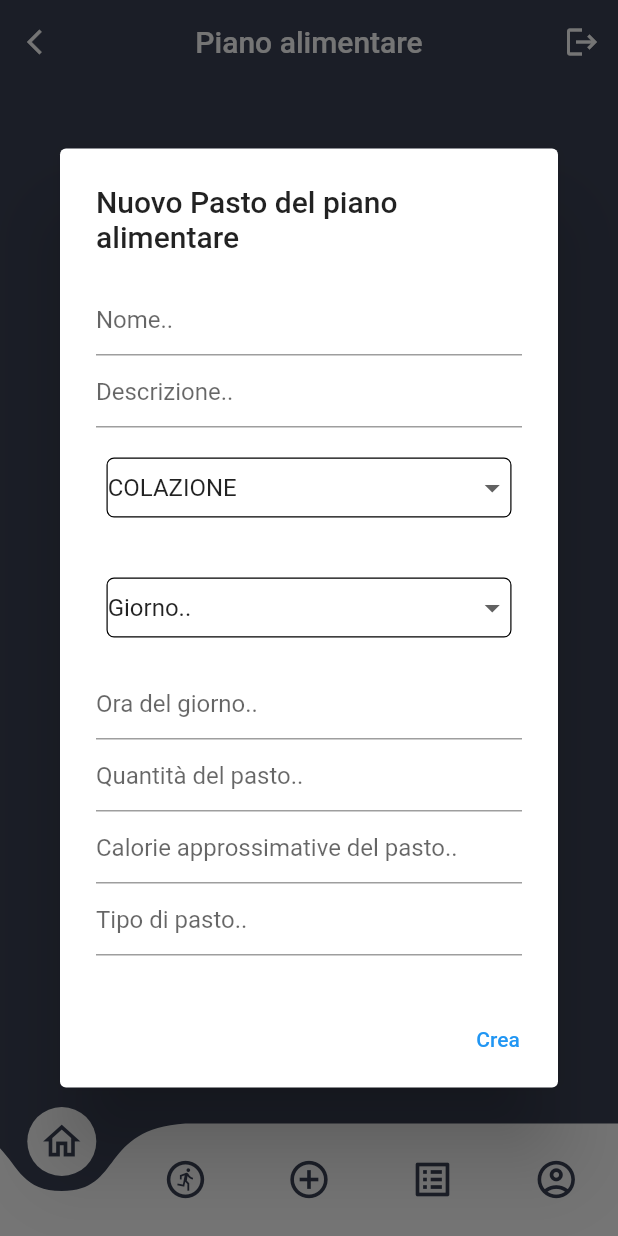
After one commit to rpiero99/HealthyApp, a Flutter app: the NuovoPianoAlimentarePage screen opened directly, after a tap on "Aggiungi Pasto", on a phone screen of 412 x 824 dp. The commit adds this screen. Run offline on Flutter 3.47's test engine with Material 2 defaults, Android fonts, the phone set to English and light mode, and no system bars; drawn by our look-alikes of curved_navigation_bar; our stand-ins replace cloud_firestore, firebase_auth, firebase_core, flutter_local_notifications, flutter_speed_dial, geolocator and 3 more; accounts and stored records are empty.

Commit message:
Add Anagrafica page, view Angrafica Page, Add Piano Alimentare page

```diff
--- a/lib/Model/Handlers/GestoreUtente.dart
+++ b/lib/Model/Handlers/GestoreUtente.dart
@@ -12,26 +12,26 @@ class GestoreUtente {
   final List<Pasto> _pastiOfDay = List.empty(growable: true);
 
   GestoreUtente._privateConstructor();
+
   static final instance = GestoreUtente._privateConstructor();
 
   List<Utente> get utenti => _utenti;
 
   List<PianoAlimentare> get piani => _piani;
 
-  Utente createUtente(
-          AnagraficaUtente anagrafica, String email) =>
-      Utente(anagrafica, email);
+  Utente createUtente(String id, AnagraficaUtente anagrafica, String email) =>
+      Utente(id, anagrafica, email);
 
-  AnagraficaUtente createAnagraficaUtente(int altezza, DateTime dataNascita, String nome,  double peso, String sesso)=>
-    AnagraficaUtente(altezza, dataNascita, nome, peso, sesso);
+  AnagraficaUtente createAnagraficaUtente(int altezza, DateTime dataNascita,
+          String nome, double peso, String sesso) =>
+      AnagraficaUtente(altezza, dataNascita, nome, peso, sesso);
 
-  addUtente(Utente utente) =>
-    _utenti.add(utente);
+  addUtente(Utente utente) => _utenti.add(utente);
 
-  removeUtente(Utente utente) =>
-    _utenti.remove(utente);
+  removeUtente(Utente utente) => _utenti.remove(utente);
 
-  PianoAlimentare createPianoAlimentare(DateTime dataFine, DateTime dataInizio, String descrizione, Utente utente) =>
+  PianoAlimentare createPianoAlimentare(DateTime dataFine, DateTime dataInizio,
+          String descrizione, Utente utente) =>
       PianoAlimentare(dataFine, dataInizio, descrizione, utente);
 
   addPianoAlimentare(PianoAlimentare piano) => _piani.add(piano);
@@ -41,7 +41,7 @@ class GestoreUtente {
   List<Pasto> get pastiOfDay => _pastiOfDay;
 
   //aggiunta di un pasto fatto in un certo giorno e che potrebbe essere incluso nel piano come no.
-  addPastoOfDay(Pasto pasto){
+  addPastoOfDay(Pasto pasto) {
     pastiOfDay.add(pasto);
   }
 }
--- a/lib/Model/Utente.dart
+++ b/lib/Model/Utente.dart
@@ -8,8 +8,7 @@ class Utente {
   AnagraficaUtente? _anagraficaUtente;
   String? _email;
 
-  Utente(this._anagraficaUtente, this._email){
-    id = IdGenerator.generate();
+  Utente(this._id, this._anagraficaUtente, this._email){
   }
 
   Utente.fromJson(Map<String, dynamic> json) {
--- a/lib/Pages/AddAnagraficaPage.dart
+++ b/lib/Pages/AddAnagraficaPage.dart
@@ -132,7 +132,7 @@ class AddAnagraficaPage extends StatelessWidget {
                             sessoController.text.isNotEmpty) {
 
                           anagraficaNew = c.createAnagraficaUtente(int.parse(altezaController.text), DateTime.parse(dataNascitaController.text), nomeController.text, double.parse(pesoController.text), sessoController.text);
-                          utenteNew = c.createUtente(anagraficaNew!, emailController.text);
+                          utenteNew = c.createUtente(getCurrentIdUser()!, anagraficaNew!, emailController.text);
                           ScaffoldMessenger.of(context).showSnackBar(
                               Constants.createSnackBar(
                                   'Utente creato correttamente.',
--- a/lib/Pages/AddSchedaPalestraPage.dart
+++ b/lib/Pages/AddSchedaPalestraPage.dart
@@ -1,13 +1,10 @@
 import 'package:firebase_auth/firebase_auth.dart';
-import 'package:fleva_icons/fleva_icons.dart';
-import 'package:flutter/cupertino.dart';
 import 'package:flutter/material.dart';
 import 'package:flutter/services.dart';
 import 'package:healthy_app/Model/Esercizio.dart';
 import 'package:healthy_app/Model/SchedaPalestra.dart';
 import 'package:healthy_app/Pages/Widgets/RoundedButton.dart';
 
-import '../Controller/HealthyAppController.dart';
 import '../Utils/Constants.dart';
 import 'HomePage.dart';
 import 'Widgets/InputWidget.dart';
--- /dev/null
+++ b/lib/Pages/NuovoPianoAlimentarePage.dart
@@ -0,0 +1,363 @@
+import 'package:curved_navigation_bar/curved_navigation_bar.dart';
+import 'package:firebase_auth/firebase_auth.dart';
+import 'package:flutter/material.dart';
+import 'package:flutter/services.dart';
+import 'package:healthy_app/Model/AnagraficaUtente.dart';
+import 'package:healthy_app/Model/CategoriaPasto.dart';
+import 'package:healthy_app/Model/PianoAlimentare.dart';
+import 'package:healthy_app/Model/Utente.dart';
+
+import '../Controller/HealthyAppController.dart';
+import '../Model/Pasto.dart';
+import '../Utils/Constants.dart';
+import 'HomePage.dart';
+import 'RegistrationPage.dart';
+import 'Widgets/InputWidget.dart';
+import 'Widgets/RoundedButton.dart';
+import 'Widgets/TopAppBar.dart';
+
+class NuovoPianoAlimentarePage extends StatelessWidget{
+  NuovoPianoAlimentarePage({Key? key}) : super(key: key);
+
+  TextEditingController dataInizioController = TextEditingController();
+  TextEditingController dataFineController = TextEditingController();
+  TextEditingController descrizioneController = TextEditingController();
+  TextEditingController calorieController = TextEditingController();
+  TextEditingController categoriaController = TextEditingController();
+  TextEditingController oraPastoController = TextEditingController();
+  TextEditingController giornoPastoController = TextEditingController();
+  TextEditingController descrizionePastoController = TextEditingController();
+  TextEditingController nomePastoController = TextEditingController();
+  TextEditingController quantitaController = TextEditingController();
+  TextEditingController typeController = TextEditingController();
+
+  final FirebaseAuth auth = FirebaseAuth.instance;
+  Utente? utente;
+  PianoAlimentare? pianoAlimentare;
+  List<Pasto> pasti = [];
+  String? giornoComboItem = 'Giorno..';
+  String? categoriaComboItem = 'Categoria pasto..';
+
+
+  Future<void> getCurrentUser() async {
+    final User? user = auth.currentUser;
+    String? uid = user?.uid;
+    utente = await Constants.controller.getUtenteById(uid!);
+    // here you write the codes to input the data into firestore
+  }
+  @override
+  Widget build(BuildContext context) {
+    getCurrentUser();
+    return Scaffold(
+        backgroundColor: Constants.backgroundColor,
+        appBar: makeTopAppBar(context, "Piano alimentare", Constants.controller),
+        bottomNavigationBar: CurvedNavigationBar(
+          backgroundColor: Constants.backgroundColor,
+          items: const <Widget>[
+            Icon(
+              Icons.home_outlined,
+              size: 30,
+              color: Constants.backgroundColor,
+            ),
+            Icon(Icons.run_circle_outlined,
+                size: 30, color: Constants.backgroundColor),
+            Icon(Icons.add_circle_outline_outlined,
+                size: 30, color: Constants.backgroundColor),
+            Icon(Icons.list_alt_outlined,
+                size: 30, color: Constants.backgroundColor),
+            Icon(Icons.account_circle_outlined,
+                size: 30, color: Constants.backgroundColor),
+          ],
+          onTap: (index) {
+            //Handle button tap
+          },
+        ),
+        body: SafeArea(
+          child: SizedBox(
+            height: MediaQuery.of(context).size.height,
+            width: double.infinity,
+            child: Column(
+              mainAxisAlignment: MainAxisAlignment.spaceEvenly,
+              children: [
+                Column(
+                  children: [
+                    Column(
+                      children: const [
+                        Text(
+                          "Nuovo Piano Alimentare",
+                          style: TextStyle(
+                            fontSize: 30,
+                            fontWeight: FontWeight.bold,
+                            color: Constants.text,
+                          ),
+                        ),
+                        SizedBox(
+                          height: 20,
+                        ),
+                      ],
+                    ),
+                    Padding(
+                      padding: const EdgeInsets.symmetric(horizontal: 40),
+                      child: Column(
+                        children: [
+                          makeInput(
+                              context: context,
+                              label: "Data inizio piano",
+                              isDate: true,
+                              obscureText: false,
+                              controller: dataInizioController),
+                          makeInput(
+                              context: context,
+                              label: "Data fine piano",
+                              isDate: true,
+                              obscureText: false,
+                              controller: dataFineController),
+                          makeInput(
+                              label: "Descrizione piano",
+                              obscureText: false,
+                              controller: descrizioneController),
+                          RoundedButton(
+                            text: 'Aggiungi Pasto',
+                            color: Constants.backgroundButtonColor,
+                            textColor: Constants.textButtonColor,
+                            press: () {
+                              clearFieldsPasto();
+                              openAddPastoDialog(context);
+                            },
+                            key: GlobalKey(),
+                          ),
+                        ],
+                      ),
+                    ),
+                    Padding(
+                      padding: const EdgeInsets.symmetric(horizontal: 40),
+                      child: Container(
+                        padding: const EdgeInsets.only(top: 3, left: 3),
+                        decoration: BoxDecoration(
+                            borderRadius: BorderRadius.circular(40),
+                            border: const Border(
+                                bottom: BorderSide(color: Colors.black),
+                                top: BorderSide(color: Colors.black),
+                                right: BorderSide(color: Colors.black),
+                                left: BorderSide(color: Colors.black))),
+                        child: MaterialButton(
+                          minWidth: double.infinity,
+                          height: 60,
+                          onPressed: () async {
+                              if(dataInizioController.text.isNotEmpty && dataFineController.text.isNotEmpty
+                                && descrizioneController.text.isNotEmpty){
+                                  DateTime dataInizio = DateTime.parse(dataInizioController.text);
+                                  DateTime dataFine = DateTime.parse(dataFineController.text);
+                                  if(dataInizio.isAfter(dataFine)){
+                                    ScaffoldMessenger.of(context).showSnackBar(
+                                        Constants.createSnackBar(
+                                            'La data di inizio non può essere successiva alla'
+                                                'data di fine',
+                                            Constants.errorSnackBar));
+                                    dataInizioController.clear();
+                                    dataFineController.clear();
+                                  }else{
+                                    pianoAlimentare = Constants.controller.createPianoAlimentare(dataFine, dataInizio, descrizioneController.text, utente!);
+                                    for(var element in pasti){
+                                      element.pianoAlimentare = pianoAlimentare?.id;
+                                      Constants.controller.createPastoPianoAlimentare(pianoAlimentare!,
+                                          element.categoria!,
+                                          element.calorie!.toInt(),
+                                          element.descrizione!,
+                                          element.nome!,
+                                          element.oraPasto!.toInt(),
+                                          element.giornoPasto!.toInt(),
+                                          element.quantita!.toInt(),
+                                          element.type!);
+                                      pianoAlimentare?.addPasto(element);
+                                    }
+                                    ScaffoldMessenger.of(context).showSnackBar(
+                                        Constants.createSnackBar(
+                                            'Piano alimentare creato correttamente.',
+                                            Constants.successSnackBar));
+                                    Constants.redirectTo(context, HomePage());
+                                  }
+
+                              }else{
+                                ScaffoldMessenger.of(context).showSnackBar(
+                                    Constants.createSnackBar(
+                                        'Compilare tutti i campi',
+                                        Constants.errorSnackBar));
+                              }
+
+                          },
+                          color: Constants.backgroundColorLoginButton,
+                          shape: RoundedRectangleBorder(
+                              borderRadius: BorderRadius.circular(40)),
+                          child: const Text(
+                            "Crea",
+                            style: TextStyle(
+                                fontWeight: FontWeight.w600,
+                                fontSize: 16,
+                                color: Constants.textButtonColor),
+                          ),
+                        ),
+                      ),
+                    ),
+                  ],
+                ),
+              ],
+            ),
+          ),
+        ));
+  }
+  void clearFieldsPasto() {
+    calorieController.clear();
+    categoriaController.clear();
+    descrizionePastoController.clear();
+    giornoPastoController.clear();
+    oraPastoController.clear();
+    nomePastoController.clear();
+    typeController.clear();
+    quantitaController.clear();
+    categoriaComboItem = CategoriaPasto.values[0].toString().split('.').last;
+  }
+
+  Future openAddPastoDialog(context) {
+    return showDialog(
+      context: context,
+      builder: (context) => AlertDialog(
+        scrollable: true,
+        title: const Text("Nuovo Pasto del piano alimentare"),
+        content: Column(children: [
+          TextField(
+            controller: nomePastoController,
+            decoration: const InputDecoration(hintText: "Nome.."),
+          ),
+          TextField(
+            controller: descrizionePastoController,
+            decoration: const InputDecoration(hintText: "Descrizione.."),
+          ),
+          StatefulBuilder(
+            builder: (BuildContext context, StateSetter dropDownState){
+              return Padding(
+                padding: const EdgeInsets.symmetric(vertical: 20),
+                child:
+                Container(
+                  height: 40,
+                  width: 270,
+                  decoration: BoxDecoration(
+                    borderRadius: BorderRadius.circular(5.0),
+                    border: Border.all(style: BorderStyle.solid, width: 0.80),
+                  ),
+                  child: DropdownButtonHideUnderline(
+                    child: DropdownButton(
+                      items: Constants.categoriePastoString()
+                          .map((String item) => DropdownMenuItem<String>(
+                          child: Text(item), value: item))
+                          .toList(),
+                      onChanged: (value) {
+                        dropDownState(() {
+                          categoriaComboItem = value as String?;
+                        });
+                      },
+                      value: categoriaComboItem,
+                    ),
+                  ),
+                ),
+              );
+            },
+          ),
+          StatefulBuilder(
+            builder: (BuildContext context, StateSetter dropDownState){
+              return Padding(
+                padding: const EdgeInsets.symmetric(vertical: 20),
+                child:
+                Container(
+                  height: 40,
+                  width: 270,
+                  decoration: BoxDecoration(
+                    borderRadius: BorderRadius.circular(5.0),
+                    border: Border.all(style: BorderStyle.solid, width: 0.80),
+                  ),
+                  child: DropdownButtonHideUnderline(
+                    child: DropdownButton(
+                      items: Constants.daysWeek
+                          .map((String item) => DropdownMenuItem<String>(
+                          child: Text(item), value: item))
+                          .toList(),
+                      onChanged: (value) {
+                        dropDownState(() {
+                          giornoComboItem = value as String?;
+                        });
+                      },
+                      value: giornoComboItem,
+                    ),
+                  ),
+                ),
+              );
+            },
+          ),
+          TextField(
+            controller: oraPastoController,
+            keyboardType: TextInputType.number,
+            inputFormatters: <TextInputFormatter>[
+              FilteringTextInputFormatter.allow(RegExp(r'[0-9]')),
+            ],
+            decoration: const InputDecoration(hintText: "Ora del giorno.."),
+          ),
+          TextField(
+            controller: quantitaController,
+            keyboardType: TextInputType.number,
+            inputFormatters: <TextInputFormatter>[
+              FilteringTextInputFormatter.allow(RegExp(r'[0-9]')),
+            ],
+            decoration: const InputDecoration(hintText: "Quantità del pasto.."),
+          ),
+          TextField(
+            controller: calorieController,
+            keyboardType: TextInputType.number,
+            inputFormatters: <TextInputFormatter>[
+              FilteringTextInputFormatter.allow(RegExp(r'[0-9]')),
+            ],
+            decoration: const InputDecoration(hintText: "Calorie approssimative del pasto.."),
+          ),
+          TextField(
+            controller: typeController,
+            decoration: const InputDecoration(hintText: "Tipo di pasto.."),
+          )
+        ]),
+        actions: [
+          TextButton(
+            child: const Text("Crea"),
+            onPressed: () {
+              if (nomePastoController.text.isNotEmpty &&
+                  descrizionePastoController.text.isNotEmpty &&
+                  quantitaController.text.isNotEmpty &&
+                  oraPastoController.text.isNotEmpty &&
+                  typeController.text.isNotEmpty &&
+                  calorieController.text.isNotEmpty &&
+                  categoriaComboItem != 'Categoria pasto..' &&
+                  giornoComboItem != Constants.daysWeek[0]) {
+                pasti.add(Pasto.pianoAlimentare(Constants.getCategoriaFromString(categoriaComboItem!),
+                    int.parse(calorieController.text),
+                    descrizionePastoController.text,
+                    nomePastoController.text,
+                    int.parse(oraPastoController.text),
+                    Constants.convertDayWeekInInt(giornoComboItem!),
+                    int.parse(quantitaController.text),
+                    typeController.text,
+                    ""));
+                ScaffoldMessenger.of(context).showSnackBar(
+                    Constants.createSnackBar('Pasto creato correttamente.',
+                        Constants.successSnackBar));
+              } else {
+                ScaffoldMessenger.of(context).showSnackBar(
+                    Constants.createSnackBar(
+                        'Pasto non creato. Uno o piu campi non validi.',
+                        Constants.errorSnackBar));
+              }
+              clearFieldsPasto();
+              Navigator.pop(context);
+            },
+          )
+        ],
+      ),
+    );
+  }
+}
--- a/lib/Utils/Constants.dart
+++ b/lib/Utils/Constants.dart
@@ -1,6 +1,7 @@
 import 'package:flutter/cupertino.dart';
 import 'package:flutter/material.dart';
 import 'package:healthy_app/Controller/HealthyAppController.dart';
+import 'package:healthy_app/Model/CategoriaPasto.dart';
 
 class Constants {
   static HealthyAppController controller = HealthyAppController.instance;
@@ -22,6 +23,7 @@ class Constants {
     'Domenica',
   ];
 
+
   static int convertDayWeekInInt(String el) {
     if (el.toLowerCase() == "Lunedi".toLowerCase()) {
       return 1;
@@ -39,6 +41,23 @@ class Constants {
       return 7;
     }
     return -1;
+  }
+
+  static List<String> categoriePastoString(){
+    List<String> categorie = [];
+    for (var element in CategoriaPasto.values) {categorie.add(element.toString().split('.').last);}
+    return categorie;
+  }
+
+  static CategoriaPasto getCategoriaFromString(String pasto){
+    CategoriaPasto cat = CategoriaPasto.COLAZIONE;
+    for(var element in CategoriaPasto.values){
+      if(element.toString().split('.').last == pasto){
+        cat = element;
+        break;
+      }
+    }
+    return cat;
   }
 
   static SnackBar createSnackBar(String label, Color color) {
--- a/pubspec.yaml
+++ b/pubspec.yaml
@@ -37,7 +37,7 @@ dependencies:
   firebase_core: ^1.2.1
   line_awesome_icons: ^1.0.4+2
 #  flutter_icons: ^1.0.0+1
-  fleva_icons: ^1.0.0
+#  fleva_icons: ^1.0.0
   flutter_svg: ^0.22.0
   cached_network_image: ^3.0.0
   image_picker: ^0.8.0+3
```
Also changed, not shown: lib/Controller/HealthyAppController.dart (+88 -79 lines), lib/Pages/HomePage.dart (+14 -8 lines), lib/Pages/ViewAnagraficaPage.dart (+34 -15 lines), lib/Pages/Widgets/InputWidget.dart (+20 -23 lines).
